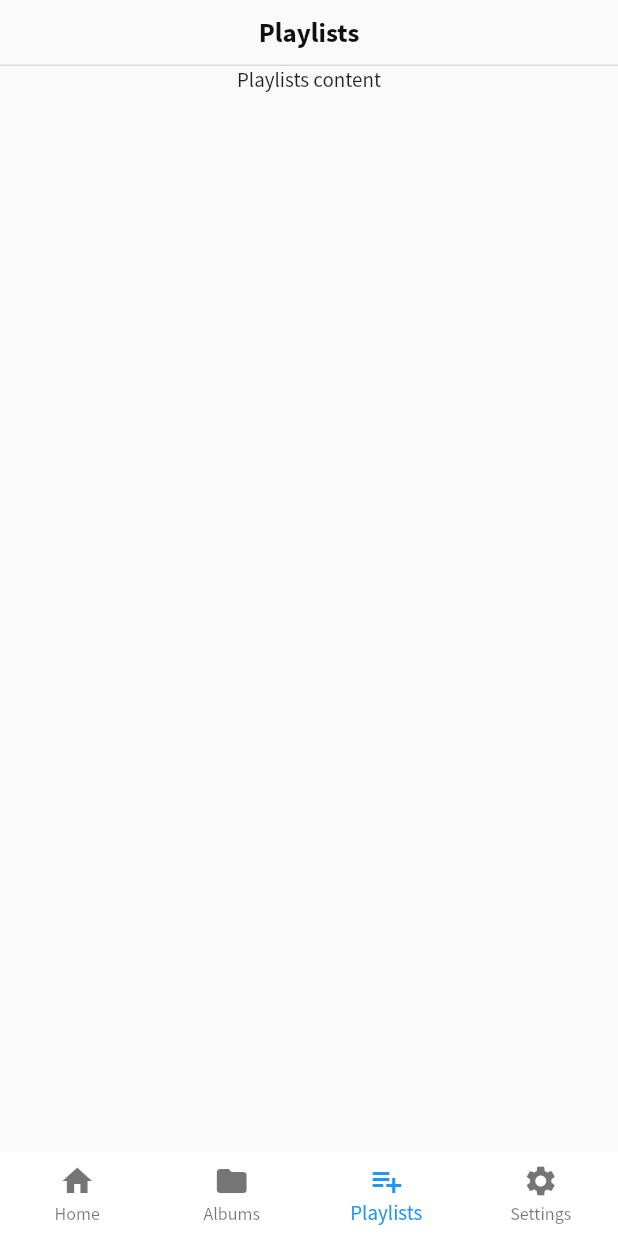
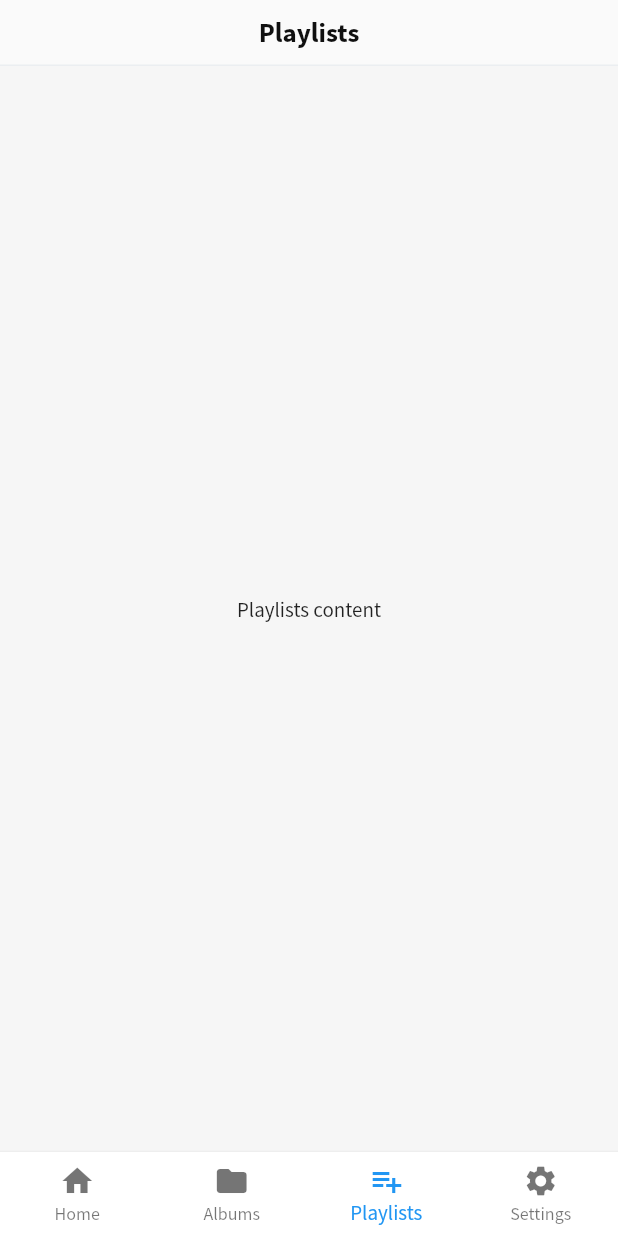
Before and after one commit to cishida/mills-music-player, a Flutter app: the BottomNavView screen opened by its route, item 3 of the bottom bar chosen, on a phone screen of 412 x 824 dp. Run offline on Flutter 3.47's test engine with Material 2 defaults, Android fonts, the light colour scheme and no system bars; our stand-ins replace flutter_hooks, freezed_annotation, logger, stacked, stacked_services; missing offline and left inert: stacked_hooks; project files that could hold a hidden picture were left out.

Commit message:
Expanding page content and adding background color.

```diff
--- a/lib/_constants/_colors.dart
+++ b/lib/_constants/_colors.dart
@@ -4,8 +4,9 @@ class ConstColors {
   // Core
   static const Color backgroundColor = Colors.white;
   static const Color primary = Color(0xFFd34049);
-  static const Color offWhite = Color(0xFFF7F9FB);
+  static const Color offWhite = Color(0xFFf6f6f6);
   static const Color navGray = Color(0xFF616E80);
   static const Color offBlack = Color(0xFF101010);
   static const Color divider = Color(0xFFD7DBE4);
+  static const Color lightDivider = Color(0xFFEBEEF1);
 }
--- a/lib/ui/_dumb_widgets/nav/top_nav_bar.dart
+++ b/lib/ui/_dumb_widgets/nav/top_nav_bar.dart
@@ -21,7 +21,7 @@ class TopNavBar extends StatelessWidget {
         border: Border(
           bottom: BorderSide(
             width: 1.0,
-            color: ConstColors.divider,
+            color: ConstColors.lightDivider,
           ),
         ),
       ),
--- a/lib/ui/views/bottom_nav/bottom_nav_view.dart
+++ b/lib/ui/views/bottom_nav/bottom_nav_view.dart
@@ -1,4 +1,5 @@
 import 'package:flutter/material.dart';
+import 'package:mills_music_player/_constants/_colors.dart';
 import 'package:mills_music_player/_constants/_values.dart';
 import 'package:mills_music_player/ui/_dumb_widgets/nav/top_nav_bar.dart';
 import 'package:mills_music_player/ui/views/bottom_nav/bottom_nav_view_model.dart';
@@ -38,11 +39,16 @@ class _BottomNavViewState extends State<BottomNavView> {
             TopNavBar(
               title: ConstValues.pageInfos[viewModel.currentTabIndex].title,
             ),
-            getViewForIndex(viewModel.currentTabIndex),
+            Expanded(
+              child: Container(
+                color: ConstColors.offWhite,
+                child: getViewForIndex(viewModel.currentTabIndex),
+              ),
+            ),
           ],
         ),
         bottomNavigationBar: BottomNavigationBar(
-          elevation: 0,
+          elevation: 2,
           backgroundColor: Colors.white,
           currentIndex: viewModel.currentTabIndex,
           onTap: viewModel.setTabIndex,
```
